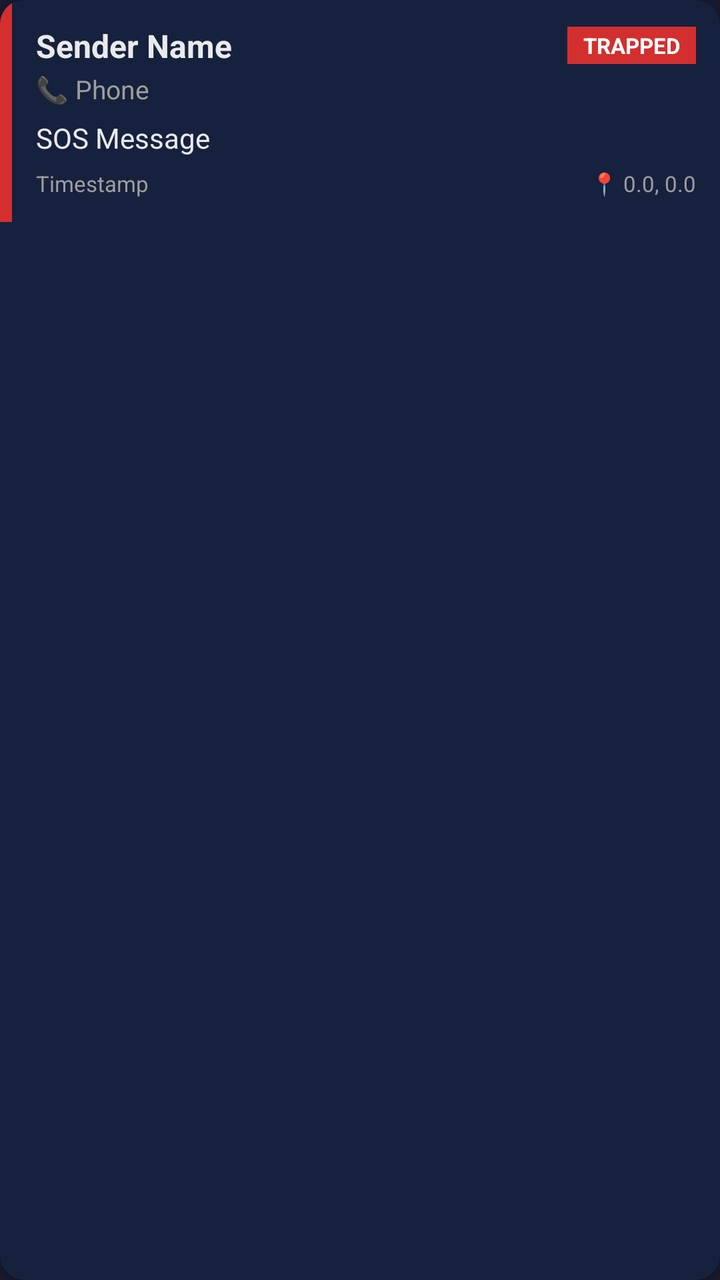
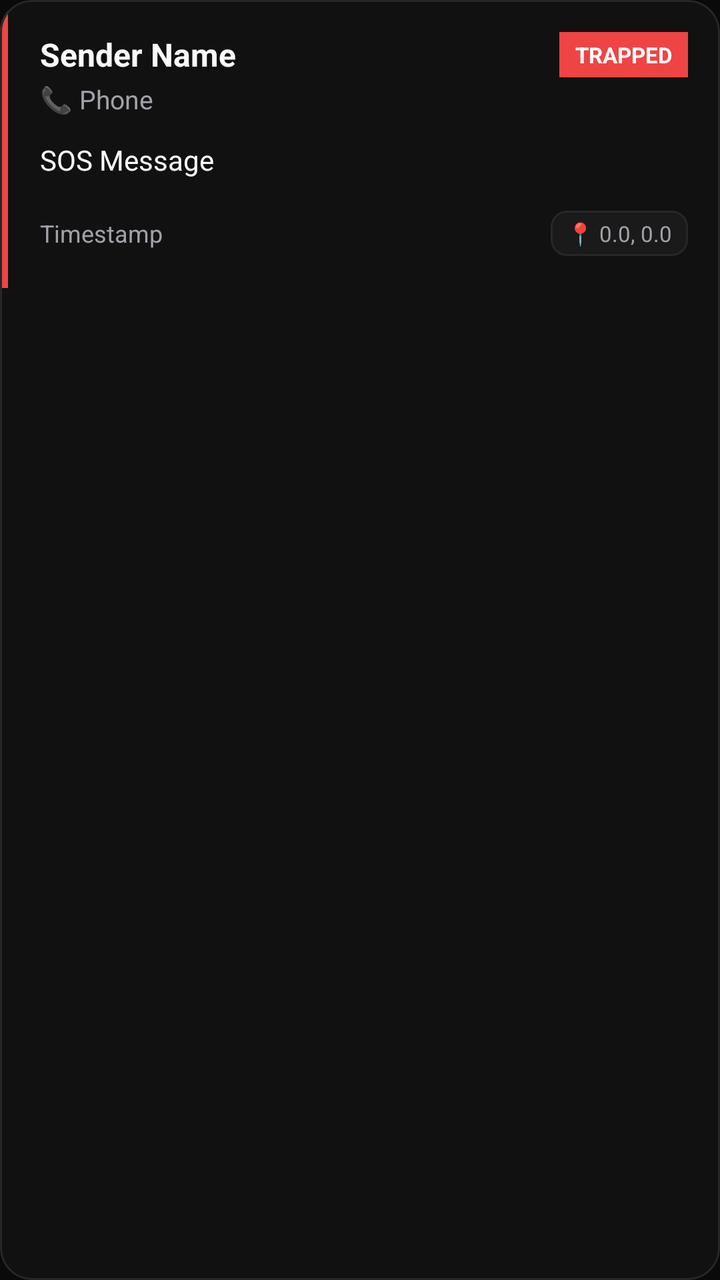

Compare the two renders of this Android layout. The source of the first and the diff that turns it into the second are given below.
<!-- AndroidManifest.xml: application theme Theme.Lifeline -->
<!-- res/layout/item_message.xml -->
<?xml version="1.0" encoding="utf-8"?>
<androidx.cardview.widget.CardView
    xmlns:android="http://schemas.android.com/apk/res/android"
    xmlns:app="http://schemas.android.com/apk/res-auto"
    android:layout_width="match_parent"
    android:layout_height="wrap_content"
    android:layout_margin="4dp"
    app:cardBackgroundColor="@color/dark_surface"
    app:cardCornerRadius="12dp"
    app:cardElevation="2dp">

    <LinearLayout
        android:layout_width="match_parent"
        android:layout_height="wrap_content"
        android:orientation="horizontal">

        
        <View
            android:id="@+id/statusIndicator"
            android:layout_width="6dp"
            android:layout_height="match_parent"
            android:background="@color/emergency_red"/>

        <LinearLayout
            android:layout_width="0dp"
            android:layout_height="wrap_content"
            android:layout_weight="1"
            android:orientation="vertical"
            android:padding="12dp">

            
            <LinearLayout
                android:layout_width="match_parent"
                android:layout_height="wrap_content"
                android:orientation="horizontal"
                android:gravity="center_vertical">

                <TextView
                    android:id="@+id/tvSenderName"
                    android:layout_width="0dp"
                    android:layout_height="wrap_content"
                    android:layout_weight="1"
                    android:text="Sender Name"
                    android:textSize="16sp"
                    android:textStyle="bold"
                    android:textColor="@color/text_primary"/>

                <TextView
                    android:id="@+id/tvStatus"
                    android:layout_width="wrap_content"
                    android:layout_height="wrap_content"
                    android:text="TRAPPED"
                    android:textSize="11sp"
                    android:textStyle="bold"
                    android:textColor="@android:color/white"
                    android:paddingHorizontal="8dp"
                    android:paddingVertical="2dp"
                    android:background="@color/emergency_red"/>
            </LinearLayout>

            
            <TextView
                android:id="@+id/tvSenderPhone"
                android:layout_width="wrap_content"
                android:layout_height="wrap_content"
                android:text="📞 Phone"
                android:textSize="13sp"
                android:textColor="@color/text_secondary"
                android:layout_marginTop="2dp"/>

            
            <TextView
                android:id="@+id/tvContent"
                android:layout_width="match_parent"
                android:layout_height="wrap_content"
                android:text="SOS Message"
                android:textSize="14sp"
                android:textColor="@color/text_primary"
                android:layout_marginTop="6dp"/>

            
            <LinearLayout
                android:layout_width="match_parent"
                android:layout_height="wrap_content"
                android:orientation="horizontal"
                android:gravity="center_vertical"
                android:layout_marginTop="6dp">

                <TextView
                    android:id="@+id/tvTimestamp"
                    android:layout_width="0dp"
                    android:layout_height="wrap_content"
                    android:layout_weight="1"
                    android:text="Timestamp"
                    android:textSize="11sp"
                    android:textColor="@color/text_secondary"/>

                <TextView
                    android:id="@+id/tvLocation"
                    android:layout_width="wrap_content"
                    android:layout_height="wrap_content"
                    android:text="📍 0.0, 0.0"
                    android:textSize="11sp"
                    android:textColor="@color/text_secondary"/>
            </LinearLayout>
        </LinearLayout>
    </LinearLayout>
</androidx.cardview.widget.CardView>
<!-- resources referenced by this layout -->
<resources>
  <color name="dark_surface">#16213E</color>
  <color name="emergency_red">#D32F2F</color>
  <color name="text_primary">#EAEAEA</color>
  <color name="text_secondary">#9E9E9E</color>
  <style name="Theme.Lifeline" parent="Theme.Material3.DayNight.NoActionBar">
          <item name="colorPrimary">@color/emergency_red</item>
          <item name="colorPrimaryDark">@color/emergency_red_dark</item>
          <item name="colorAccent">@color/emergency_red</item>
          <item name="android:windowBackground">@color/dark_background</item>
          <item name="android:statusBarColor">@color/dark_surface</item>
          <item name="android:navigationBarColor">@color/dark_background</item>
          <item name="android:textColor">@color/text_primary</item>
      </style>
  <color name="emergency_red_dark">#B71C1C</color>
  <color name="dark_background">#1A1A2E</color>
</resources>

<!-- the commit's change to res/layout/item_message.xml (unified diff, before → after) -->
@@ -1,13 +1,16 @@
 <?xml version="1.0" encoding="utf-8"?>
-<androidx.cardview.widget.CardView
+<com.google.android.material.card.MaterialCardView
     xmlns:android="http://schemas.android.com/apk/res/android"
     xmlns:app="http://schemas.android.com/apk/res-auto"
     android:layout_width="match_parent"
     android:layout_height="wrap_content"
-    android:layout_margin="4dp"
+    android:layout_marginHorizontal="8dp"
+    android:layout_marginVertical="6dp"
     app:cardBackgroundColor="@color/dark_surface"
-    app:cardCornerRadius="12dp"
-    app:cardElevation="2dp">
+    app:cardCornerRadius="16dp"
+    app:strokeWidth="1dp"
+    app:strokeColor="@color/border_color"
+    app:cardElevation="0dp">
 
     <LinearLayout
         android:layout_width="match_parent"
@@ -17,7 +20,7 @@
         
         <View
             android:id="@+id/statusIndicator"
-            android:layout_width="6dp"
+            android:layout_width="4dp"
             android:layout_height="match_parent"
             android:background="@color/emergency_red"/>
 
@@ -26,7 +29,7 @@
             android:layout_height="wrap_content"
             android:layout_weight="1"
             android:orientation="vertical"
-            android:padding="12dp">
+            android:padding="16dp">
 
             
             <LinearLayout
@@ -52,9 +55,9 @@
                     android:text="TRAPPED"
                     android:textSize="11sp"
                     android:textStyle="bold"
-                    android:textColor="@android:color/white"
+                    android:textColor="@color/white"
                     android:paddingHorizontal="8dp"
-                    android:paddingVertical="2dp"
+                    android:paddingVertical="4dp"
                     android:background="@color/emergency_red"/>
             </LinearLayout>
 
@@ -76,7 +79,8 @@
                 android:text="SOS Message"
                 android:textSize="14sp"
                 android:textColor="@color/text_primary"
-                android:layout_marginTop="6dp"/>
+                android:layout_marginTop="12dp"
+                android:lineSpacingExtra="4dp"/>
 
             
             <LinearLayout
@@ -84,7 +88,7 @@
                 android:layout_height="wrap_content"
                 android:orientation="horizontal"
                 android:gravity="center_vertical"
-                android:layout_marginTop="6dp">
+                android:layout_marginTop="16dp">
 
                 <TextView
                     android:id="@+id/tvTimestamp"
@@ -92,17 +96,29 @@
                     android:layout_height="wrap_content"
                     android:layout_weight="1"
                     android:text="Timestamp"
-                    android:textSize="11sp"
+                    android:textSize="12sp"
                     android:textColor="@color/text_secondary"/>
 
-                <TextView
-                    android:id="@+id/tvLocation"
+                <com.google.android.material.card.MaterialCardView
                     android:layout_width="wrap_content"
                     android:layout_height="wrap_content"
-                    android:text="📍 0.0, 0.0"
-                    android:textSize="11sp"
-                    android:textColor="@color/text_secondary"/>
+                    app:cardBackgroundColor="@color/dark_surface_variant"
+                    app:cardCornerRadius="8dp"
+                    app:strokeWidth="1dp"
+                    app:strokeColor="@color/border_color"
+                    app:cardElevation="0dp">
+
+                    <TextView
+                        android:id="@+id/tvLocation"
+                        android:layout_width="wrap_content"
+                        android:layout_height="wrap_content"
+                        android:text="📍 0.0, 0.0"
+                        android:textSize="11sp"
+                        android:textColor="@color/text_secondary"
+                        android:paddingHorizontal="8dp"
+                        android:paddingVertical="4dp"/>
+                </com.google.android.material.card.MaterialCardView>
             </LinearLayout>
         </LinearLayout>
     </LinearLayout>
-</androidx.cardview.widget.CardView>
+</com.google.android.material.card.MaterialCardView>
<!-- resource entries referenced after the edit -->
@@ -1,19 +1,22 @@
 <!-- resources referenced by this layout -->
 <resources>
-  <color name="dark_surface">#16213E</color>
-  <color name="emergency_red">#D32F2F</color>
-  <color name="text_primary">#EAEAEA</color>
-  <color name="text_secondary">#9E9E9E</color>
+  <color name="border_color">#27272A</color>
+  <color name="dark_surface">#111111</color>
+  <color name="dark_surface_variant">#1A1A1A</color>
+  <color name="emergency_red">#EF4444</color>
+  <color name="text_primary">#FAFAFA</color>
+  <color name="text_secondary">#A1A1AA</color>
+  <color name="white">#FFFFFF</color>
   <style name="Theme.Lifeline" parent="Theme.Material3.DayNight.NoActionBar">
           <item name="colorPrimary">@color/emergency_red</item>
           <item name="colorPrimaryDark">@color/emergency_red_dark</item>
           <item name="colorAccent">@color/emergency_red</item>
           <item name="android:windowBackground">@color/dark_background</item>
-          <item name="android:statusBarColor">@color/dark_surface</item>
+          <item name="android:statusBarColor">@color/dark_background</item>
           <item name="android:navigationBarColor">@color/dark_background</item>
           <item name="android:textColor">@color/text_primary</item>
       </style>
-  <color name="emergency_red_dark">#B71C1C</color>
-  <color name="dark_background">#1A1A2E</color>
+  <color name="emergency_red_dark">#DC2626</color>
+  <color name="dark_background">#0A0A0A</color>
 </resources>
 
